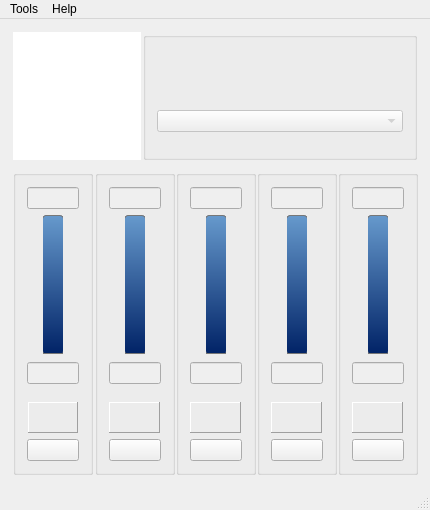
Shub77/phoebetria-code, file gui_mainwindow.ui: the form before one commit.
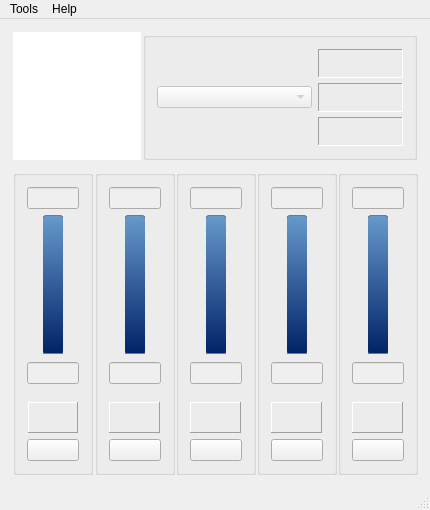
The form after the commit. Icons and pictures are not drawn.

Commit message: modified the button layout to a vertical orientation

Patch:
```diff
--- a/gui_mainwindow.ui
+++ b/gui_mainwindow.ui
@@ -86,6 +86,9 @@
        <layout class="QVBoxLayout" name="verticalLayout_7">
         <item>
          <widget class="QGroupBox" name="groupBox">
+          <property name="autoFillBackground">
+           <bool>false</bool>
+          </property>
           <property name="title">
            <string/>
           </property>
@@ -95,16 +98,46 @@
              <property name="spacing">
               <number>5</number>
              </property>
+             <item>
+              <widget class="QComboBox" name="ctrl_PresetName">
+               <property name="enabled">
+                <bool>false</bool>
+               </property>
+               <property name="minimumSize">
+                <size>
+                 <width>155</width>
+                 <height>0</height>
+                </size>
+               </property>
+               <property name="editable">
+                <bool>false</bool>
+               </property>
+              </widget>
+             </item>
+            </layout>
+           </item>
+           <item>
+            <layout class="QVBoxLayout" name="verticalLayout_6">
+             <property name="spacing">
+              <number>5</number>
+             </property>
+             <item>
+              <widget class="QFrame" name="frame_3">
+               <property name="frameShape">
+                <enum>QFrame::Panel</enum>
+               </property>
+               <property name="frameShadow">
+                <enum>QFrame::Sunken</enum>
+               </property>
+               <property name="lineWidth">
+                <number>1</number>
+               </property>
+               <layout class="QHBoxLayout" name="horizontalLayout_18">
+                <property name="spacing">
+                 <number>15</number>
+                </property>
              <property name="margin">
               <number>0</number>
-             </property>
-             <item>
-              <layout class="QHBoxLayout" name="horizontalLayout">
-               <property name="spacing">
-                <number>5</number>
-               </property>
-               <property name="margin">
-                <number>5</number>
                </property>
                <item>
                 <widget class="QPushButton" name="ctrl_tempScaleToggleBtn">
@@ -160,19 +193,6 @@
                  </property>
                 </widget>
                </item>
-               <item>
-                <spacer name="horizontalSpacer">
-                 <property name="orientation">
-                  <enum>Qt::Horizontal</enum>
-                 </property>
-                 <property name="sizeHint" stdset="0">
-                  <size>
-                   <width>40</width>
-                   <height>20</height>
-                  </size>
-                 </property>
-                </spacer>
-               </item>
                <item>
                 <widget class="QPushButton" name="ctrl_isAudibleAlarmBtn">
                  <property name="maximumSize">
@@ -224,19 +244,27 @@
                  </property>
                 </widget>
                </item>
-               <item>
-                <spacer name="horizontalSpacer_2">
-                 <property name="orientation">
-                  <enum>Qt::Horizontal</enum>
-                 </property>
-                 <property name="sizeHint" stdset="0">
-                  <size>
-                   <width>40</width>
-                   <height>20</height>
-                  </size>
-                 </property>
-                </spacer>
-               </item>
+               </layout>
+              </widget>
+             </item>
+             <item>
+              <widget class="QFrame" name="frame_2">
+               <property name="frameShape">
+                <enum>QFrame::Panel</enum>
+               </property>
+               <property name="frameShadow">
+                <enum>QFrame::Sunken</enum>
+               </property>
+               <property name="lineWidth">
+                <number>1</number>
+               </property>
+               <layout class="QHBoxLayout" name="horizontalLayout_19">
+                <property name="spacing">
+                 <number>15</number>
+                </property>
+                <property name="margin">
+                 <number>0</number>
+                </property>
                <item>
                 <widget class="QPushButton" name="ctrl_isManualBtn">
                  <property name="maximumSize">
@@ -302,18 +330,60 @@
                 </widget>
                </item>
                <item>
-                <spacer name="horizontalSpacer_3">
-                 <property name="orientation">
-                  <enum>Qt::Horizontal</enum>
-                 </property>
-                 <property name="sizeHint" stdset="0">
+                 <widget class="QPushButton" name="ctrl_ModifyProfile">
+                  <property name="maximumSize">
                   <size>
-                   <width>40</width>
+                    <width>20</width>
                    <height>20</height>
                   </size>
                  </property>
-                </spacer>
-               </item>
+                  <property name="styleSheet">
+                   <string notr="true">QPushButton {
+	border: none;
+	margin: 0px;
+    padding: 0px;
+	image: url(:/Images/icon_fan.png)
+}
+
+QPushButton:hover {
+	border: none;
+	margin: 0px;
+    padding: 0px;
+	image: url(:/Images/icon_fan_lite.png)
+}</string>
+                  </property>
+                  <property name="text">
+                   <string notr="true"/>
+                  </property>
+                  <property name="iconSize">
+                   <size>
+                    <width>24</width>
+                    <height>24</height>
+                   </size>
+                  </property>
+                 </widget>
+                </item>
+               </layout>
+              </widget>
+             </item>
+             <item>
+              <widget class="QFrame" name="frame">
+               <property name="frameShape">
+                <enum>QFrame::Panel</enum>
+               </property>
+               <property name="frameShadow">
+                <enum>QFrame::Sunken</enum>
+               </property>
+               <property name="lineWidth">
+                <number>1</number>
+               </property>
+               <layout class="QHBoxLayout" name="horizontalLayout">
+                <property name="spacing">
+                 <number>15</number>
+                </property>
+                <property name="margin">
+                 <number>0</number>
+                </property>
                <item>
                 <widget class="QPushButton" name="ctrl_isSoftwareControlBtn">
                  <property name="maximumSize">
@@ -365,19 +435,6 @@
                  </property>
                 </widget>
                </item>
-               <item>
-                <spacer name="horizontalSpacer_4">
-                 <property name="orientation">
-                  <enum>Qt::Horizontal</enum>
-                 </property>
-                 <property name="sizeHint" stdset="0">
-                  <size>
-                   <width>40</width>
-                   <height>20</height>
-                  </size>
-                 </property>
-                </spacer>
-               </item>
                <item>
                 <widget class="QPushButton" name="ctrl_configSoftwareAutoBtn">
                  <property name="enabled">
@@ -415,69 +472,7 @@
                  </property>
                 </widget>
                </item>
-               <item>
-                <spacer name="horizontalSpacer_5">
-                 <property name="orientation">
-                  <enum>Qt::Horizontal</enum>
-                 </property>
-                 <property name="sizeHint" stdset="0">
-                  <size>
-                   <width>40</width>
-                   <height>20</height>
-                  </size>
-                 </property>
-                </spacer>
-               </item>
-               <item>
-                <widget class="QPushButton" name="ctrl_ModifyProfile">
-                 <property name="maximumSize">
-                  <size>
-                   <width>20</width>
-                   <height>20</height>
-                  </size>
-                 </property>
-                 <property name="styleSheet">
-                  <string notr="true">QPushButton {
-	border: none;
-	margin: 0px;
-    padding: 0px;
-	image: url(:/Images/icon_fan.png)
-}
-
-QPushButton:hover {
-	border: none;
-	margin: 0px;
-    padding: 0px;
-	image: url(:/Images/icon_fan_lite.png)
-}</string>
-                 </property>
-                 <property name="text">
-                  <string notr="true"/>
-                 </property>
-                 <property name="iconSize">
-                  <size>
-                   <width>24</width>
-                   <height>24</height>
-                  </size>
-                 </property>
-                </widget>
-               </item>
-              </layout>
-             </item>
-             <item>
-              <widget class="QComboBox" name="ctrl_PresetName">
-               <property name="enabled">
-                <bool>false</bool>
-               </property>
-               <property name="minimumSize">
-                <size>
-                 <width>155</width>
-                 <height>0</height>
-                </size>
-               </property>
-               <property name="editable">
-                <bool>false</bool>
-               </property>
+               </layout>
               </widget>
              </item>
             </layout>
```
Left out of the diff: 2 changed lines with no effect on the pictures. Lines whose indentation alone changed are shown as unchanged.
